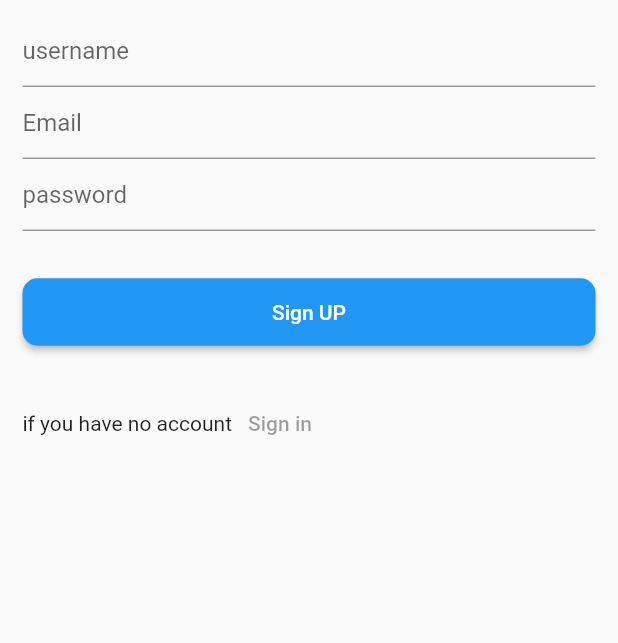
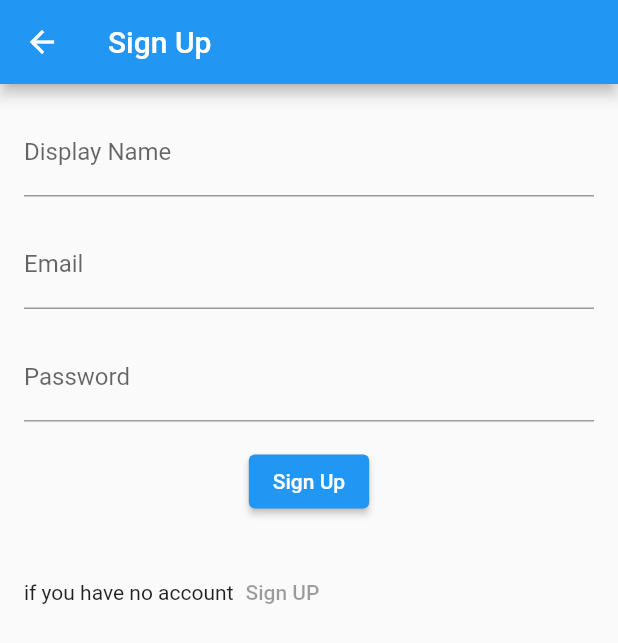
Before and after one commit to MuhammadRahman2/firestore, a Flutter app: the SignUp screen opened directly, on a phone screen of 412 x 824 dp. Shown: the top 643 px of the screen. Run offline on Flutter 3.47's test engine with Material 2 defaults, Android fonts, the light colour scheme and no system bars; our stand-ins replace cloud_firestore, firebase_auth, firebase_core; accounts and stored records are empty.

Commit message:
firebaseAuth username

```diff
--- a/lib/page/home_page.dart
+++ b/lib/page/home_page.dart
@@ -62,7 +62,7 @@ class _HomePageState extends State<HomePage> {
           child: Column(
             children: [
               Text('Email: ${FirebaseAuth.instance.currentUser!.email}'),
-              Text('Email: ${FirebaseAuth.instance.currentUser!.displayName}'),
+              Text('uname: ${FirebaseAuth.instance.currentUser!.displayName}'),
               const SizedBox(
                 height: 20,
               ),
--- a/lib/page/sign_in.dart
+++ b/lib/page/sign_in.dart
@@ -83,6 +83,7 @@ class _SignInPageState extends State<SignInPage> {
                   ],
                 ),
               )
+
             ],
           ),
         ),
--- a/lib/page/sign_up.dart
+++ b/lib/page/sign_up.dart
@@ -1,65 +1,160 @@
+import 'package:cloud_firestore/cloud_firestore.dart';
+import 'package:firebase_core/firebase_core.dart';
+import 'package:flutter/material.dart';
 import 'package:firebase_auth/firebase_auth.dart';
-import 'package:flutter/material.dart';
 
 class SignUp extends StatefulWidget {
   final VoidCallback? onClick;
-  SignUp({super.key, this.onClick});
-
+  SignUp({this.onClick});
   @override
-  State<SignUp> createState() => _SignUpState();
+  _SignUpState createState() => _SignUpState();
 }
 
 class _SignUpState extends State<SignUp> {
-  final usernameC = TextEditingController();
-  final emailC = TextEditingController();
-  final passwordC = TextEditingController();
-  bool? isSigning = false;
+  final _formKey = GlobalKey<FormState>();
+  final _displayNameController = TextEditingController();
+  final _emailController = TextEditingController();
+  final _passwordController = TextEditingController();
+
+  String? _displayName;
+  String? _email;
+  String? _password;
+  bool _isLoading = false;
 
   @override
   void dispose() {
-    emailC.dispose();
-    passwordC.dispose();
+    _displayNameController.dispose();
+    _emailController.dispose();
+    _passwordController.dispose();
     super.dispose();
+  }
+
+  Future<void> _signUp() async {
+    if (_formKey.currentState!.validate()) {
+      setState(() {
+        _isLoading = true;
+      });
+
+      try {
+        //       final auth = await FirebaseAuth.instance;
+        //       final result = await auth.createUserWithEmailAndPassword(
+        //         email: _emailController.text.trim(),
+        //         password: _passwordController.text.trim(),
+        //       );
+        //       await result.user!.updateDisplayName(_displayNameController.text.trim());
+
+        final  auth =  FirebaseAuth.instance;
+
+          UserCredential result =await auth.createUserWithEmailAndPassword(
+                  email: _emailController.text.trim(),
+                password: _passwordController.text.trim(),
+            );
+        User? user = result.user;
+
+        if (user != null) {
+          //add display name for just created user
+          await user.updateDisplayName(_displayNameController.text.trim());
+          //get updated user
+          await user.reload();
+          user = auth.currentUser;
+          //print final version to console
+          print("Registered user:");
+          print(user);
+        }
+      } catch (error) {
+        print('Error is $error');
+        setState(() {
+          _isLoading = false;
+        });
+        String errorMessage = 'Authentication failed';
+        if (error is FirebaseAuthException) {
+          errorMessage = error.message!;
+        }
+        ScaffoldMessenger.of(context).showSnackBar(
+          SnackBar(
+            content: Text(errorMessage),
+            duration: const Duration(seconds: 3),
+          ),
+        );
+      }
+    }
   }
 
   @override
   Widget build(BuildContext context) {
     return Scaffold(
-      body: SafeArea(
+      appBar: AppBar(
+        title: Text('Sign Up'),
+      ),
+      body: SingleChildScrollView(
         child: Padding(
-          padding: const EdgeInsets.symmetric(vertical: 10, horizontal: 15),
-          child: Column(children: [
-            TextField(
-              controller: usernameC,
-              decoration: const InputDecoration(hintText: 'username'),
+          padding: const EdgeInsets.all(16.0),
+          child: Column(
+            children: [
+              Form(
+                key: _formKey,
+                child: Column(
+                  children: [
+                    TextFormField(
+                      controller: _displayNameController,
+                      decoration:
+                          const InputDecoration(labelText: 'Display Name'),
+                      validator: (value) {
+                        if (value!.isEmpty) {
+                          return 'Please enter a display name';
+                        }
+                        return null;
+                      },
+                      onChanged: (value) {
+                        _displayName = value;
+                      },
                     ),
-            TextField(
-              controller: emailC,
-              decoration: const InputDecoration(hintText: 'Email'),
+                    const SizedBox(height: 16.0),
+                    TextFormField(
+                      controller: _emailController,
+                      decoration: const InputDecoration(labelText: 'Email'),
+                      keyboardType: TextInputType.emailAddress,
+                      validator: (value) {
+                        if (value!.isEmpty) {
+                          return 'Please enter an email address';
+                        }
+                        if (!value.contains('@')) {
+                          return 'Please enter a valid email address';
+                        }
+                        return null;
+                      },
+                      onChanged: (value) {
+                        _email = value;
+                      },
                     ),
-            TextField(
-              controller: passwordC,
-              decoration: const InputDecoration(hintText: 'password'),
+                    const SizedBox(height: 16.0),
+                    TextFormField(
+                      controller: _passwordController,
+                      decoration: const InputDecoration(labelText: 'Password'),
+                      obscureText: true,
+                      validator: (value) {
+                        if (value!.isEmpty) {
+                          return 'Please enter a password';
+                        }
+                        if (value.length < 6) {
+                          return 'Password must be at least 6 characters';
+                        }
+                        return null;
+                      },
+                      onChanged: (value) {
+                        _password = value;
+                      },
                     ),
-            const SizedBox(
-              height: 30,
+                    const SizedBox(height: 16.0),
+                    _isLoading
+                        ? const CircularProgressIndicator()
+                        : ElevatedButton(
+                            onPressed: _signUp,
+                            child: const Text('Sign Up'),
                           ),
-            ElevatedButton(
-                style: ElevatedButton.styleFrom(
-                    shape: RoundedRectangleBorder(
-                        borderRadius: BorderRadius.circular(10)),
-                    minimumSize: const Size(
-                      double.infinity,
-                      45,
-                    )),
-                onPressed: () {
-                  signUpUser();
-                },
-                child: isSigning == true
-                    ? const CircularProgressIndicator(
-                        color: Colors.white,
-                      )
-                    : const Text('Sign UP')),
+                  ],
+                ),
+              ),
               Container(
                 width: double.infinity,
                 child: Row(
@@ -68,46 +163,25 @@ class _SignUpState extends State<SignUp> {
                     const Text('if you have no account'),
                     TextButton(
                         onPressed: widget.onClick,
-                      //() {
-                      //   Navigator.push(context,
-                      //       MaterialPageRoute(builder: (_) => SignUp(),),);
+                        // () {
+                        //   Navigator.push(
+                        //     context,
+                        //     MaterialPageRoute(
+                        //       builder: (_) => SignUp(),
+                        //     ),
+                        //   );
                         // },
-                      child: const Text('Sign in')),
+                        child: const Text('Sign UP')),
                     const SizedBox(
                       height: 100,
                     )
                   ],
                 ),
               )
-          ]),
+            ],
+          ),
         ),
       ),
     );
   }
-
-  Future signUpUser() async {
-    setState(() {
-      isSigning = true;
-    });
-    try {
-       await FirebaseAuth.instance
-          .createUserWithEmailAndPassword(
-          email: emailC.text,
-           password: passwordC.text
-          )
-          .then((value) {
-        setState(
-          () => isSigning = false,
-        );
-      });
-    } on FirebaseAuthException catch (e) {
-      if (e.code == 'weak-password') {
-        print('The password provided is too weak.');
-      } else if (e.code == 'email-already-in-use') {
-        print('The account already exists for that email.');
 }
-    } catch (e) {
-      print('SignUp error is: $e');
-    }
-  }
-}
```
Lines whose indentation alone changed are shown as unchanged.
